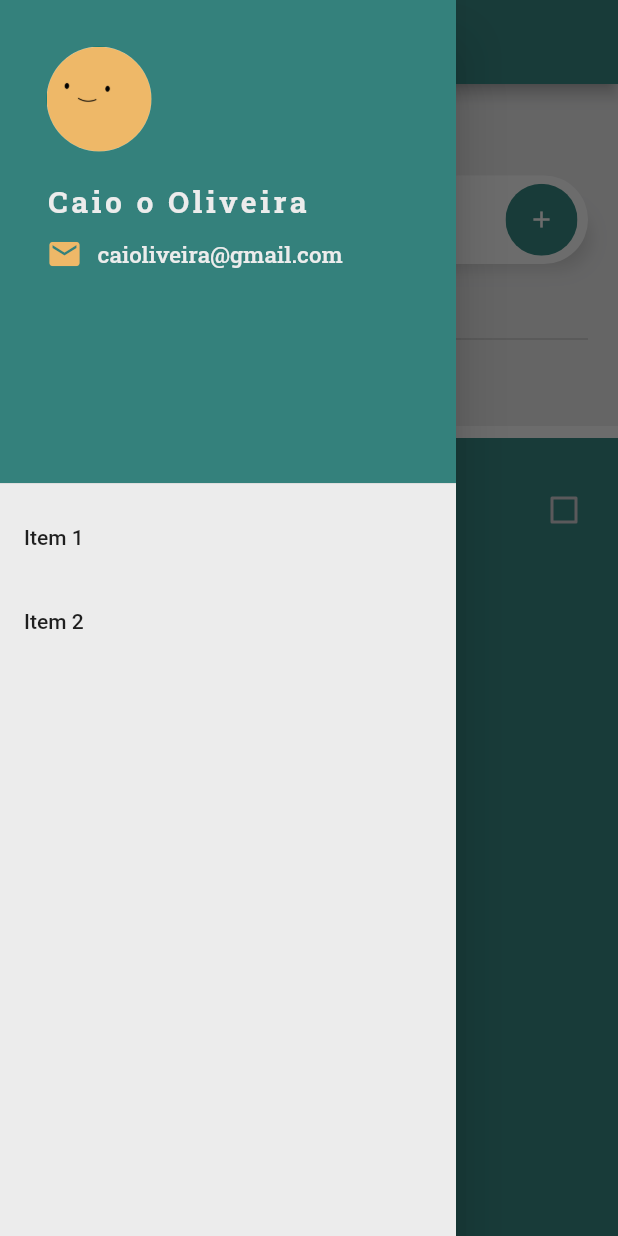
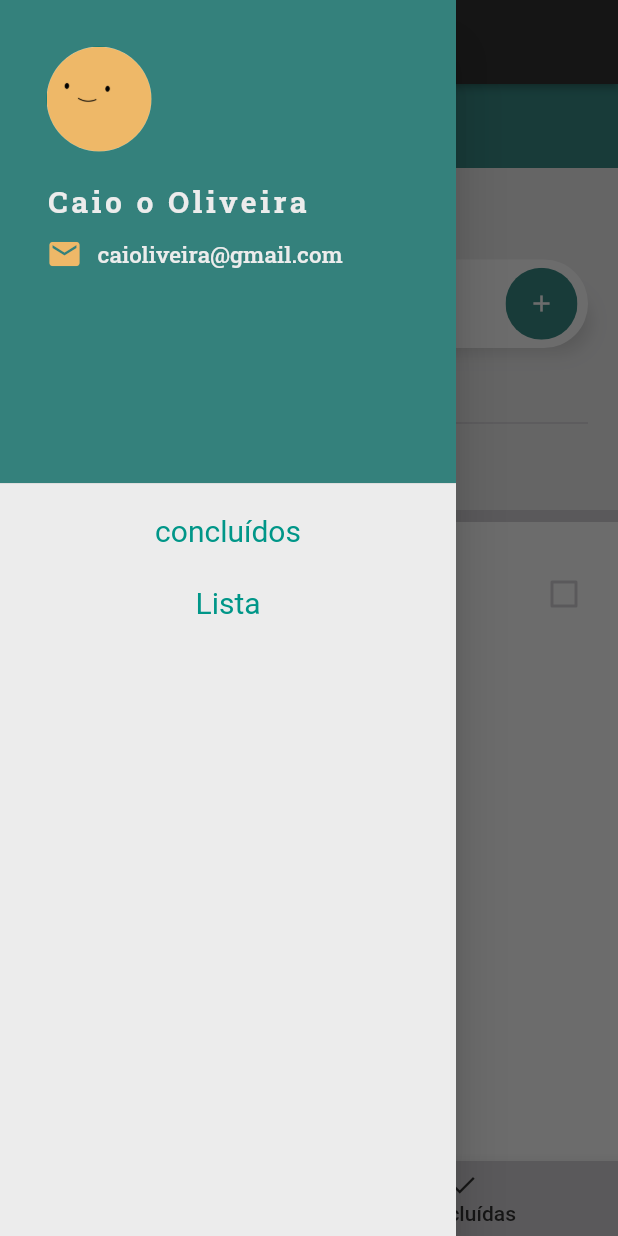
Before and after one commit to AmandaCleto/flutter--todo-list--front, a Flutter app: the screen it shows after launch, with the side drawer open, on a phone screen of 412 x 824 dp. Run offline on Flutter 3.47's test engine with Material 2 defaults, Android fonts, the light colour scheme and no system bars; Roboto replaces fonts that are missing (Arial).

Commit message:
recolored; created tabbar for conclued and unconclued tasks

```diff
--- a/lib/App.dart
+++ b/lib/App.dart
@@ -1,4 +1,5 @@
 import 'package:flutter/material.dart';
+import 'package:learning_flutter_and_dart/pages/Concluded.dart';
 import 'package:provider/provider.dart';
 import '../provider/todos.dart';
 
@@ -15,12 +16,16 @@ class App extends StatelessWidget {
         },
         child: MaterialApp(
           title: 'Flutter Todo List',
+          initialRoute: '/',
+          routes: {
+            '/': (context) => HomePage(),
+            '/concluded': (context) => ConcludedPage(),
+          },
           debugShowCheckedModeBanner: false,
           theme: ThemeData(
             primarySwatch: Colors.teal,
             scaffoldBackgroundColor: const Color(0xFFDCDCDD),
           ),
-          home: HomePage(),
         ),
       ),
     ));
--- a/lib/components/Input.dart
+++ b/lib/components/Input.dart
@@ -136,7 +136,7 @@ class _InputComponentState extends State<InputComponent> {
               height: 20.0,
             ),
             Divider(
-              color: Colors.grey[400],
+              color: Color(0xFFC5C3C6),
               thickness: 1,
             ),
           ],
--- a/lib/components/List.dart
+++ b/lib/components/List.dart
@@ -17,7 +17,7 @@ class ListComponent extends StatelessWidget {
         child: Container(
           decoration: BoxDecoration(
             shape: BoxShape.rectangle,
-            color: Color(0xFFECECEC),
+            color: Color(0xFFC5C3C6),
             borderRadius: BorderRadius.only(
               topLeft: Radius.circular(40.0),
               topRight: Radius.zero,
@@ -33,7 +33,7 @@ class ListComponent extends StatelessWidget {
                 topRight: Radius.circular(0),
               ),
               child: Container(
-                color: Color(0xFF34817C),
+                color: Color(0xFFECECEC),
                 child: ListView.builder(
                   padding: EdgeInsets.fromLTRB(0, 20.0, 0, 0),
                   itemCount: todoList.length,
@@ -94,8 +94,8 @@ class ListComponent extends StatelessWidget {
                                 color: Color(0xFFEEB868),
                                 size: 25,
                               ),
-                              activeColor: Color(0xFFC5C3C6),
-                              checkColor: Color(0xFF2E2E2E),
+                              activeColor: Color(0xFF34817C),
+                              checkColor: Color(0xFFFAFAFA),
                               key: Key(todo.title),
                               value: todo.isDone,
                               onChanged: (value) {
--- a/lib/drawer/Drawer.dart
+++ b/lib/drawer/Drawer.dart
@@ -89,23 +89,23 @@ class DrawerComponent extends StatelessWidget {
                 ),
               ),
             ),
-            ListTile(
-              title: const Text('Item 1'),
-              onTap: () {
-                // Update the state of the app
-                // ...
-                // Then close the drawer
-                Navigator.pop(context);
+            TextButton(
+              style: TextButton.styleFrom(
+                textStyle: const TextStyle(fontSize: 20),
+              ),
+              onPressed: () {
+                Navigator.pushNamed(context, '/concluded');
               },
+              child: const Text('concluídos'),
             ),
-            ListTile(
-              title: const Text('Item 2'),
-              onTap: () {
-                // Update the state of the app
-                // ...
-                // Then close the drawer
-                Navigator.pop(context);
+            TextButton(
+              style: TextButton.styleFrom(
+                textStyle: const TextStyle(fontSize: 20),
+              ),
+              onPressed: () {
+                Navigator.pushNamed(context, '/');
               },
+              child: const Text('Lista'),
             ),
           ],
         ),
--- /dev/null
+++ b/lib/pages/Concluded.dart
@@ -0,0 +1,24 @@
+import 'package:flutter/material.dart';
+import '../components/Input.dart';
+import '../components/List.dart';
+
+class ConcludedPage extends StatefulWidget {
+  @override
+  _ConcludedPageState createState() => _ConcludedPageState();
+}
+
+class _ConcludedPageState extends State<ConcludedPage> {
+  @override
+  Widget build(BuildContext context) {
+    return Scaffold(
+      body: SafeArea(
+        child: Column(
+          children: [
+            InputComponent(),
+            ListComponent(),
+          ],
+        ),
+      ),
+    );
+  }
+}
--- a/lib/pages/Home.dart
+++ b/lib/pages/Home.dart
@@ -1,14 +1,55 @@
 import 'package:flutter/material.dart';
-import '../components/Input.dart';
-import '../components/List.dart';
+
 import '../drawer/Drawer.dart';
+
+import 'Concluded.dart';
+import 'Unconcluded.dart';
 
 class HomePage extends StatefulWidget {
   @override
   _HomePageState createState() => _HomePageState();
 }
 
-class _HomePageState extends State<HomePage> {
+class _HomePageState extends State<HomePage>
+    with SingleTickerProviderStateMixin {
+  late TabController _tabController;
+
+  @override
+  void initState() {
+    super.initState();
+    _tabController = TabController(vsync: this, length: 2);
+    _tabController.addListener(_handleTabSelection);
+  }
+
+  void _handleTabSelection() {
+    setState(() {});
+  }
+
+  @override
+  void dispose() {
+    _tabController.dispose();
+    super.dispose();
+  }
+
+  static const List<Tab> tabs = <Tab>[
+    Tab(
+      icon: Icon(
+        Icons.format_list_bulleted_outlined,
+        size: 20.0,
+      ),
+      iconMargin: EdgeInsets.all(1.0),
+      text: "Lista",
+    ),
+    Tab(
+      icon: Icon(
+        Icons.done,
+        size: 20.0,
+      ),
+      iconMargin: EdgeInsets.all(1.0),
+      text: "Concluídas",
+    ),
+  ];
+
   @override
   Widget build(BuildContext context) {
     return Scaffold(
@@ -16,21 +57,63 @@ class _HomePageState extends State<HomePage> {
         title: Text(
           'TodoList',
           style: TextStyle(
-            fontFamily: 'RobotoSlab',
+            fontFamily: 'Arial',
           ),
         ),
         centerTitle: true,
-        backgroundColor: const Color(0xFF34817C),
+        elevation: 2,
+        backgroundColor: const Color(0xFF2E2E2E),
       ),
-      body: SafeArea(
-        child: Column(
-          children: [
-            InputComponent(),
-            ListComponent(),
-          ],
+      drawer: DrawerComponent(),
+      body: TabBarView(
+        controller: _tabController,
+        children: <Widget>[
+          Scaffold(
+            appBar: AppBar(
+              title: Text(
+                'Lista',
+                style: TextStyle(
+                  fontFamily: 'RobotoSlab',
+                ),
+              ),
+              backgroundColor: const Color(0xFF34817C),
+              elevation: 0,
+            ),
+            body: SafeArea(
+              child: ConcludedPage(),
+            ),
+          ),
+          Scaffold(
+            appBar: AppBar(
+              title: Text(
+                'Concluídos',
+                style: TextStyle(
+                  fontFamily: 'RobotoSlab',
+                ),
+              ),
+              backgroundColor: const Color(0xFF34817C),
+            ),
+            body: SafeArea(
+              child: UnconcludedPage(),
+            ),
+          ),
+        ],
+      ),
+      bottomNavigationBar: BottomAppBar(
+        child: Container(
+          height: 50.0,
+          color: Color(0xFFC5C3C6),
+          child: TabBar(
+            unselectedLabelColor: Color(0xFF2E2E2E),
+            labelColor: Color(0xFFFAFAFA),
+            controller: _tabController,
+            indicator: BoxDecoration(
+              color: Color(0xFF34817C),
+            ),
+            tabs: tabs,
+          ),
         ),
       ),
-      drawer: DrawerComponent(),
     );
   }
 }
--- /dev/null
+++ b/lib/pages/Unconcluded.dart
@@ -0,0 +1,24 @@
+import 'package:flutter/material.dart';
+import '../components/List.dart';
+
+class UnconcludedPage extends StatefulWidget {
+  const UnconcludedPage({Key? key}) : super(key: key);
+
+  @override
+  _UnconcludedPageState createState() => _UnconcludedPageState();
+}
+
+class _UnconcludedPageState extends State<UnconcludedPage> {
+  @override
+  Widget build(BuildContext context) {
+    return Scaffold(
+      body: SafeArea(
+        child: Column(
+          children: [
+            ListComponent(),
+          ],
+        ),
+      ),
+    );
+  }
+}
```
Also changed, not shown: lib/bottomNavigation/BottomNavigation.dart (added, +62 -0 lines).
